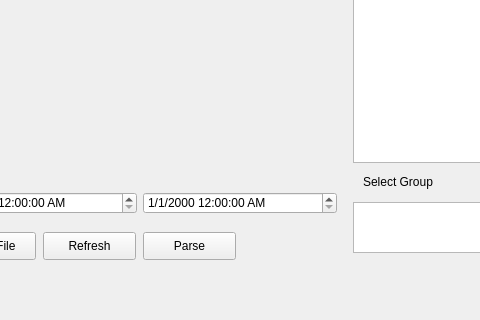
msb002/MHDlab, file Analysis/Post Processing/Layout.ui: the form before one commit; both pictures show x 97 to 577 and y 118 to 438 of the 765 by 438 pixel window.
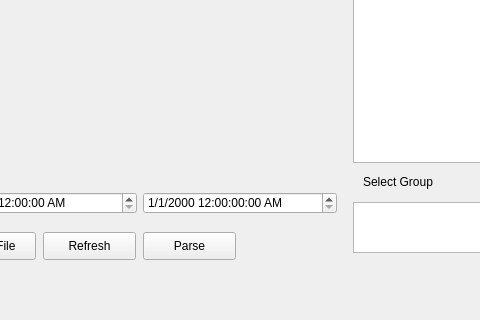
The form after the commit.

Commit message: get time selection displaying as vertical bars

```diff
--- a/Analysis/Post Processing/Layout.ui
+++ b/Analysis/Post Processing/Layout.ui
@@ -37,7 +37,7 @@
      </rect>
     </property>
     <property name="displayFormat">
-     <string>M/d/yyyy h:mm:ss AP</string>
+     <string>M/d/yyyy h:mm:ss:ms AP</string>
     </property>
    </widget>
    <widget class="QPushButton" name="btn_refresh">
```
Left out of the diff: 3 changed lines with no effect on the pictures. The commit also changes 2 other files.
